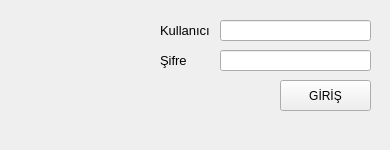
First picture: the form in forms/parkyerim.ui, repository ydcpp/ParkingLotManagement, before the edit.
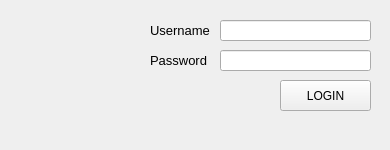
Second picture: the form after the edit.

```diff
--- a/forms/parkyerim.ui
+++ b/forms/parkyerim.ui
@@ -35,9 +35,9 @@
    <widget class="QLabel" name="label">
     <property name="geometry">
      <rect>
-      <x>160</x>
+      <x>150</x>
       <y>20</y>
-      <width>51</width>
+      <width>61</width>
       <height>21</height>
      </rect>
     </property>
@@ -47,15 +47,15 @@
      </font>
     </property>
     <property name="text">
-     <string>Kullanıcı</string>
+     <string>Username</string>
     </property>
    </widget>
    <widget class="QLabel" name="label_2">
     <property name="geometry">
      <rect>
-      <x>160</x>
+      <x>150</x>
       <y>50</y>
-      <width>51</width>
+      <width>61</width>
       <height>21</height>
      </rect>
     </property>
@@ -65,7 +65,7 @@
      </font>
     </property>
     <property name="text">
-     <string>Şifre</string>
+     <string>Password</string>
     </property>
    </widget>
    <widget class="QPushButton" name="pushButton">
@@ -78,7 +78,7 @@
      </rect>
     </property>
     <property name="text">
-     <string>GİRİŞ</string>
+     <string>LOGIN</string>
     </property>
     <property name="autoDefault">
      <bool>true</bool>
@@ -123,8 +123,8 @@
      <rect>
       <x>10</x>
       <y>10</y>
-      <width>140</width>
-      <height>128</height>
+      <width>131</width>
+      <height>121</height>
      </rect>
     </property>
     <property name="text">
```
Left out of the diff: 29 changed lines with no effect on the pictures.
